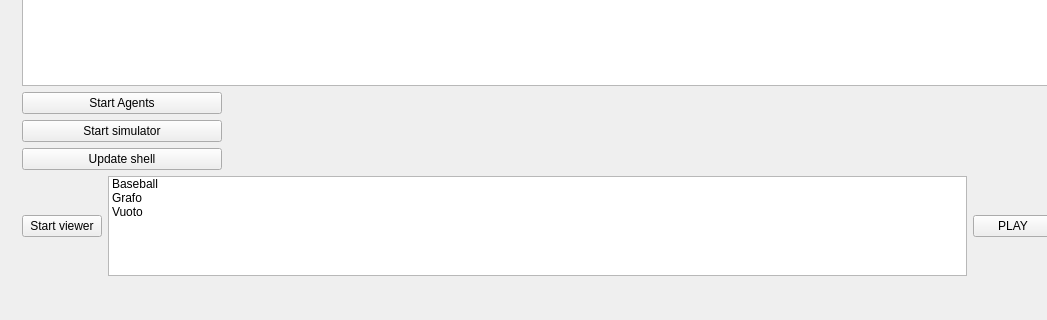
MirkoFerrati/Ascari, file launcher/mainwindow.ui: the form before one commit; both pictures show x 0 to 1047 and y 272 to 592 of the 1131 by 592 pixel window.
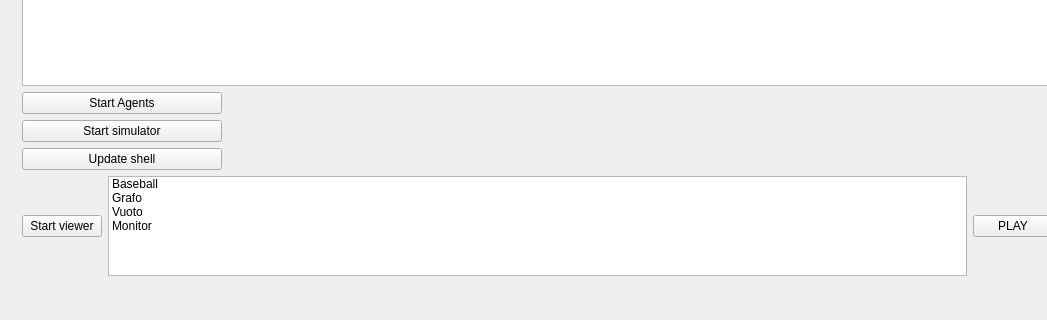
The form after the commit.

Commit message: Supporto del viewer al monitor, non compila

Patch:
```diff
--- a/launcher/mainwindow.ui
+++ b/launcher/mainwindow.ui
@@ -178,6 +178,11 @@
               <string>Vuoto</string>
              </property>
             </item>
+			<item>
+				<property name="text">
+					<string>Monitor</string>
+				</property>
+			</item>
            </widget>
           </item>
           <item>
```
The commit also changes 9 other files.
